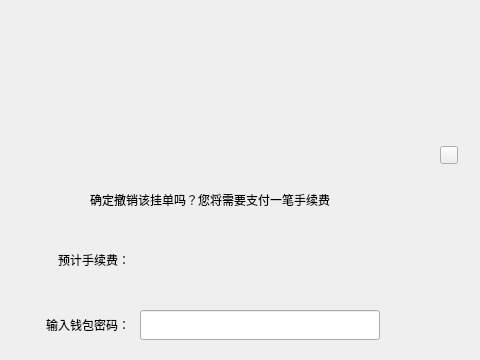
HcashOrg/hx-indicator, file exchange/WithdrawOrderDialog.ui: the form before one commit; both pictures show x 240 to 720 and y 0 to 360 of the 960 by 580 pixel window.
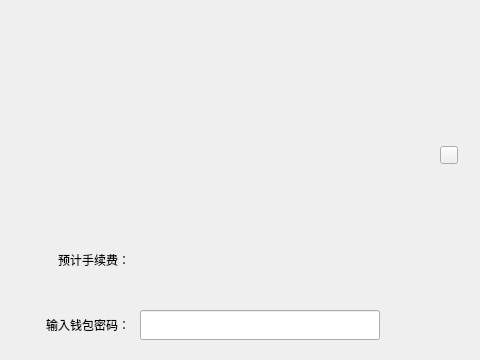
The form after the commit.

```diff
--- a/exchange/WithdrawOrderDialog.ui
+++ b/exchange/WithdrawOrderDialog.ui
@@ -113,7 +113,7 @@
       </rect>
      </property>
      <property name="text">
-      <string>确定撤销该挂单吗？您将需要支付一笔手续费</string>
+      <string/>
      </property>
      <property name="scaledContents">
       <bool>false</bool>
```
